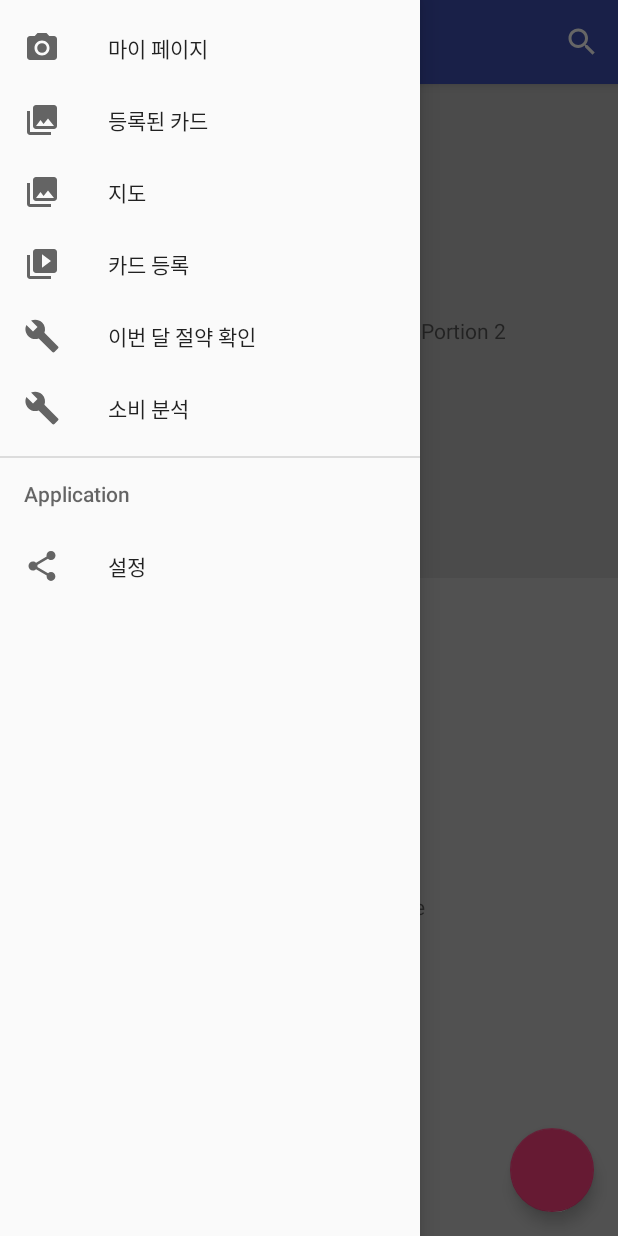
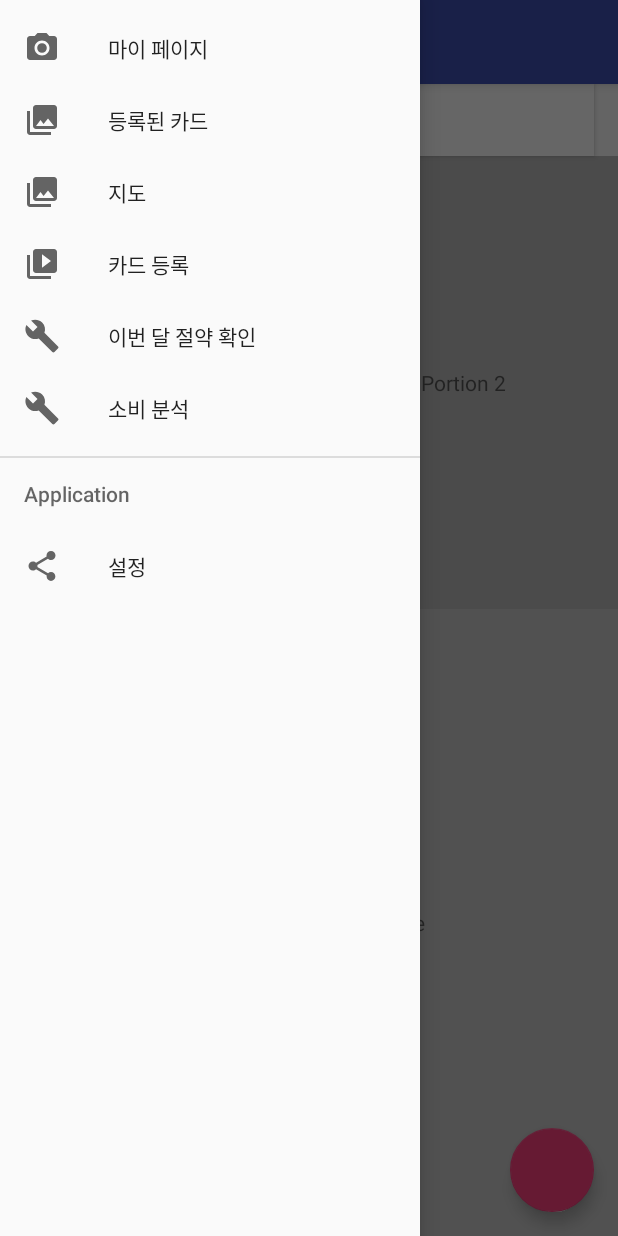
Before and after one commit to CheongWoonHyoung/180127_AutoPay, an Android app: the screen it shows after launch (MainActivity), with the side drawer open, on a phone screen of 412 x 824 dp. Run offline under Robolectric (Android 15) with nearby library versions, the phone set to English and light mode, and no system bars; libraries missing offline, so code that uses them is left out: com.kakao.auth, com.kakao.network, com.kakao.usermgmt, com.kakao.util; 4 statements that could not run were skipped.

Commit message:
searchView 수정

```diff
--- a/app/src/main/res/layout/app_bar_main.xml
+++ b/app/src/main/res/layout/app_bar_main.xml
@@ -4,7 +4,10 @@
     xmlns:tools="http://schemas.android.com/tools"
     android:layout_width="match_parent"
     android:layout_height="match_parent"
+    android:orientation="vertical"
     tools:context="com.example.sarpa.autopay.MainActivity">
+
+
 
     <android.support.design.widget.AppBarLayout
         android:layout_width="match_parent"
--- a/app/src/main/res/layout/content_main.xml
+++ b/app/src/main/res/layout/content_main.xml
@@ -12,6 +12,15 @@
         android:orientation="vertical"
         android:layout_width="match_parent"
         android:layout_height="match_parent">
+        <SearchView
+            android:layout_marginLeft="16dp"
+            android:layout_marginRight="16dp"
+            android:id="@+id/searchView"
+            android:layout_width="match_parent"
+            android:elevation="2dp"
+            android:background="#fff"
+            android:layout_height="wrap_content">
+        </SearchView>
         <LinearLayout
             android:orientation="horizontal"
             android:layout_weight="4"
--- a/app/src/main/res/menu/main.xml
+++ b/app/src/main/res/menu/main.xml
@@ -1,11 +1,6 @@
 <?xml version="1.0" encoding="utf-8"?>
 <menu xmlns:android="http://schemas.android.com/apk/res/android"
     xmlns:app="http://schemas.android.com/apk/res-auto">
-    <item
-        android:id="@+id/action_search"
-        android:icon="@android:drawable/ic_menu_search"
-        app:showAsAction="always"
-        app:actionViewClass="android.support.v7.widget.SearchView"
-        android:title="Search"/>
+
 
 </menu>
```
Also changed, not shown: app/src/main/java/com/example/sarpa/autopay/MainActivity.java (+19 -1 lines).
